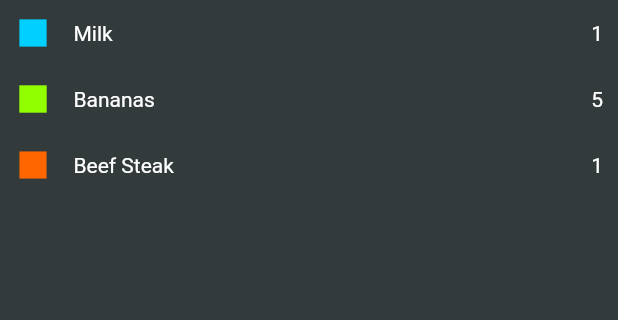
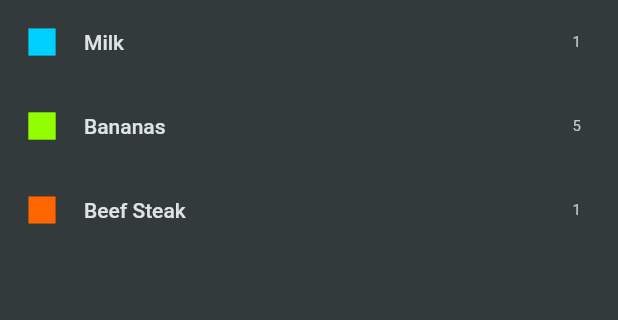
Before and after one commit to stratosfloor/shopping-list, a Flutter app: the screen it shows after launch, on a phone screen of 412 x 824 dp, the part 84-404 px from its top. Run offline on Flutter 3.47's test engine with Material 2 defaults, Android fonts, the phone set to English and light mode, and no system bars.

Commit message:
Change list_item to use ListTile widget

```diff
--- a/lib/models/grocery_item.dart
+++ b/lib/models/grocery_item.dart
@@ -1,4 +1,3 @@
-import 'package:flutter/material.dart';
 import 'package:grocery_list/models/category.dart';
 
 class GroceryItem {
--- a/lib/screens/groceries_list.dart
+++ b/lib/screens/groceries_list.dart
@@ -11,8 +11,9 @@ class GroceriesListScreen extends StatelessWidget {
       appBar: AppBar(
         title: const Text('Your groceries'),
       ),
-      body: ListView(
-        children: [...groceryItems.map((item) => ListItem(item))],
+      body: ListView.builder(
+        itemCount: groceryItems.length,
+        itemBuilder: (ctx, i) => ListItem(groceryItems[i]),
       ),
     );
   }
--- a/lib/widgets/list_item.dart
+++ b/lib/widgets/list_item.dart
@@ -8,21 +8,10 @@ class ListItem extends StatelessWidget {
 
   @override
   Widget build(BuildContext context) {
-    return Padding(
-      padding: const EdgeInsets.symmetric(horizontal: 10, vertical: 10),
-      child: Row(
-        mainAxisAlignment: MainAxisAlignment.spaceBetween,
-        children: [
-          Row(
-            children: [
-              Icon(Icons.square, color: item.category.color),
-              const SizedBox(width: 15),
-              Text(item.name),
-            ],
-          ),
-          Text(item.quantity.toString()),
-        ],
-      ),
+    return ListTile(
+      title: Text(item.name),
+      leading: Icon(Icons.square, color: item.category.color),
+      trailing: Text(item.quantity.toString()),
     );
   }
 }
```
